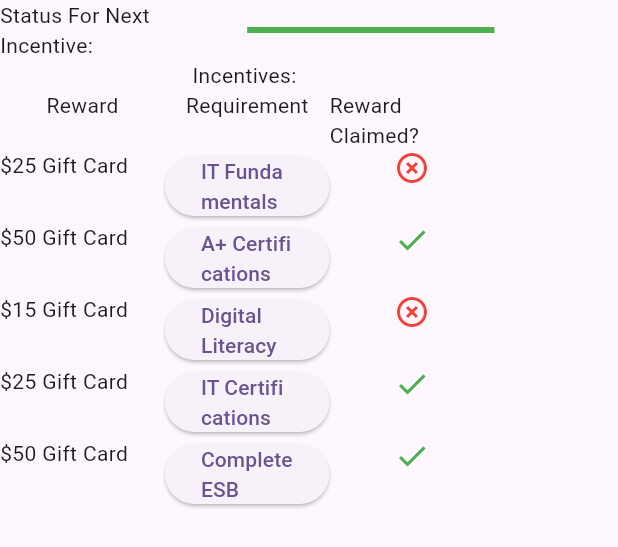
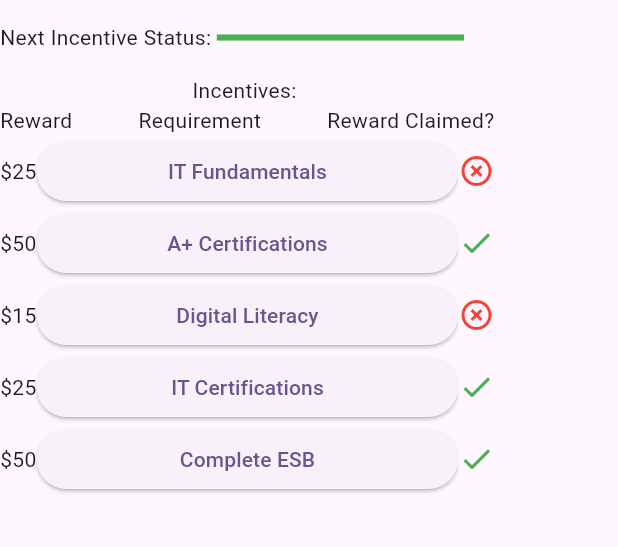
Before and after one commit to cfgcolumbus23/Team-5, a Flutter app: the Incentives widget shown alone on an empty page, opened directly, on a phone screen of 412 x 824 dp. Shown: the top 547 px of the screen. Run offline on Flutter 3.47's test engine with Material 2 defaults, Android fonts, the phone set to English and light mode, and no system bars; our stand-ins replace dio, fl_chart, get; missing offline and left inert: coverflow; network calls fail.

Commit message:
Graphical fixes for incentives when screen is mobile

```diff
--- a/team_5_app/lib/pages/student_dashboard/incentives.dart
+++ b/team_5_app/lib/pages/student_dashboard/incentives.dart
@@ -8,97 +8,112 @@ class Incentives extends StatelessWidget {
   @override
   FractionallySizedBox build(BuildContext context) {
     // build the list of incentives
-    List<TableRow> incentives = [];
+    List<Row> incentives = [];
     // Table header
-    incentives.add(const TableRow(
+    incentives.add(const Row(
       children: [
-        TableCell(child: Center(child: Text('Reward'))),
-        TableCell(child: Center(child: Text('Requirement'))),
-        TableCell(child: Center(child: Text('Reward Claimed?')))
+        SizedBox(child: Material(child: Center(child: Text('Reward')))),
+        Expanded(child: Material(child: Center(child: Text('Requirement')))),
+        SizedBox(child: Material(child: Center(child: Text('Reward Claimed?'))))
       ],
     ));
     // Table row
-    incentives.add(TableRow(
+    incentives.add(Row(
       children: [
-        TableCell(child: Text(r'$25 Gift Card')),
-        TableCell(child: ElevatedButton(
+        SizedBox(child: Material(child: Container(child: const Text(r'$25')))),
+        Expanded(
+            child: SizedBox(
+                width: double.infinity,
+                child: Material(
+                    child: ElevatedButton(
                         onPressed: () {},
-          child: Text('IT Fundamentals'))),
-        TableCell(
+                        child: const Text('IT Fundamentals'))))),
+        const SizedBox(
+            child: Material(
                 child: Icon(
           Icons.highlight_off,
           color: Colors.red,
-        ))
+        )))
       ],
     ));
-    incentives.add(TableRow(
+    incentives.add(Row(
       children: [
-        TableCell(child: Text(r'$50 Gift Card')),
-        TableCell(child: ElevatedButton(
-          onPressed: () {},
-          child: Text('A+ Certifications'))),
-        TableCell(
+        const SizedBox(child: Material(child: Text(r'$50'))),
+        Expanded(
+            child: Material(
+                child: ElevatedButton(
+                    onPressed: () {}, child: const Text('A+ Certifications')))),
+        const SizedBox(
+            child: Material(
                 child: Icon(
           Icons.done,
           color: Colors.green,
-        ))
+        )))
       ],
     ));
     // Table row
-    incentives.add(TableRow(
+    incentives.add(Row(
       children: [
-        TableCell(child: Text(r'$15 Gift Card')),
-        TableCell(child: ElevatedButton(
-          onPressed: () {},
-          child: Text('Digital Literacy'))),
-        TableCell(
+        const SizedBox(child: Material(child: Text(r'$15'))),
+        Expanded(
+            child: Material(
+                child: ElevatedButton(
+                    onPressed: () {}, child: const Text('Digital Literacy')))),
+        const SizedBox(
+            child: Material(
                 child: Icon(
           Icons.highlight_off,
           color: Colors.red,
-        ))
+        )))
       ],
     ));
-    incentives.add(TableRow(
+    incentives.add(Row(
       children: [
-        TableCell(child: Text(r'$25 Gift Card')),
-        TableCell(child: ElevatedButton(
-          onPressed: () {},
-          child: Text('IT Certifications'))),
-        TableCell(
+        const SizedBox(child: Material(child: Text(r'$25'))),
+        Expanded(
+            child: Material(
+                child: ElevatedButton(
+                    onPressed: () {}, child: const Text('IT Certifications')))),
+        const SizedBox(
+            child: Material(
                 child: Icon(
           Icons.done,
           color: Colors.green,
-        ))
+        )))
       ],
     ));
     // Table row
-    incentives.add(TableRow(
+    incentives.add(Row(
       children: [
-        TableCell(child: Text(r'$50 Gift Card')),
-        TableCell(child: ElevatedButton(
-          onPressed: () {},
-          child: Text('Complete ESB'))),
-        TableCell(
+        const SizedBox(child: Material(child: Text(r'$50'))),
+        Expanded(
+            child: Material(
+                child: ElevatedButton(
+                    onPressed: () {}, child: const Text('Complete ESB')))),
+        const SizedBox(
+            child: Material(
                 child: Icon(
           Icons.done,
           color: Colors.green,
-        ))
+        )))
       ],
     ));
-
 
     return FractionallySizedBox(
         widthFactor: .8,
         heightFactor: 1,
         child: Column(children: [
           const Row(children: [
-            Flexible(child: Text("Status For Next Incentive: ")),
+            Flexible(child: Text("Next Incentive Status: ")),
+            SizedBox(
+              height: 50,
+            ),
             Flexible(
                 child:
                     LinearProgressIndicator(value: 100, color: Colors.green)),
           ]),
-          const Text("Incentives: "),
-          Table(children: incentives)
+          const Center(child: Text("Incentives: ")),
+          Column(children: incentives)
         ]));
   }
 }
```
Lines whose indentation alone changed are shown as unchanged.
